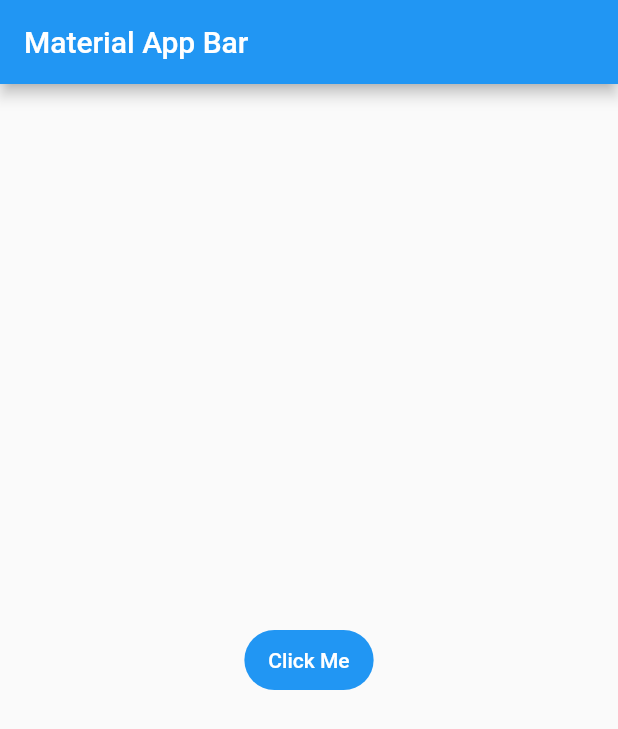
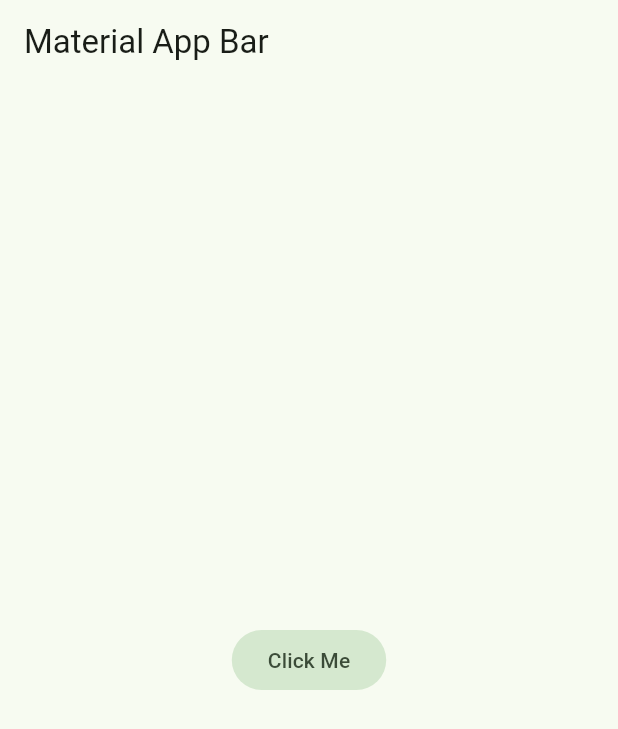
Before and after one commit to JoshRoderick18/curso_flutter_yes_no_app, a Flutter app: the screen it shows after launch, on a phone screen of 412 x 824 dp. Shown: the top 729 px of the screen. Run offline on Flutter 3.47's test engine with Material 2 defaults, Android fonts, the phone set to English and light mode, and no system bars.

Commit message:
Add the AppTheme

```diff
--- /dev/null
+++ b/lib/config/theme/app_theme.dart
@@ -0,0 +1,30 @@
+import 'package:flutter/material.dart';
+
+const Color _customColor = Color(0xFF49749F);
+
+const List<Color> _colorThemes = [
+  _customColor,
+  Colors.blue,
+  Colors.teal,
+  Colors.green,
+  Colors.yellow,
+  Colors.orange,
+  Colors.red,
+  Colors.pink
+];
+
+class AppTheme {
+  final int selectedColor;
+
+  AppTheme({this.selectedColor = 0})
+      : assert(selectedColor >= 0 && selectedColor <= _colorThemes.length - 1,
+            "Colors must be between 0 and ${_colorThemes.length}");
+
+  ThemeData theme() {
+    return ThemeData(
+      useMaterial3: true,
+      colorSchemeSeed: _colorThemes[selectedColor],
+      // brightness: Brightness.dark
+    );
+  }
+}
--- a/lib/main.dart
+++ b/lib/main.dart
@@ -1,3 +1,4 @@
+import 'package:curso_flutter_yes_no_app/config/theme/app_theme.dart';
 import 'package:flutter/material.dart';
 
 void main() => runApp(const MyApp());
@@ -9,6 +10,7 @@
   Widget build(BuildContext context) {
     return MaterialApp(
       debugShowCheckedModeBanner: false,
+      theme: AppTheme(selectedColor: 3).theme(),
       title: 'Yes No App',
       home: Scaffold(
         appBar: AppBar(
```
